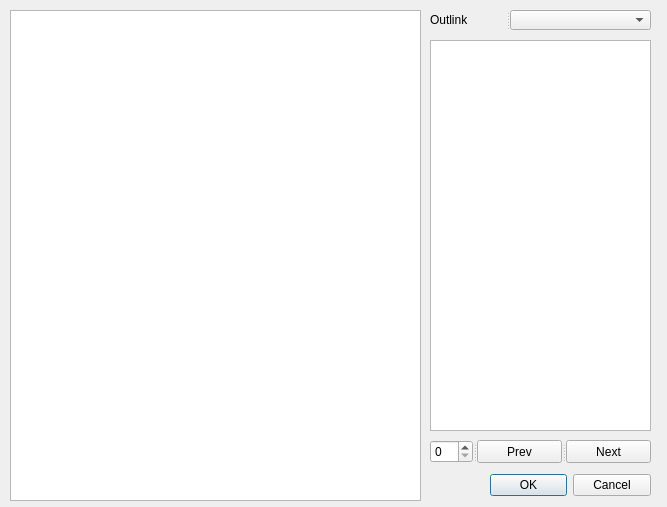
Before: the Qt Designer form Suntec/QgisPyPlugin/RdbViewer/SpotguideShowImageDlgDesign.ui in 15831944/tphProjects, drawn with Qt 5.
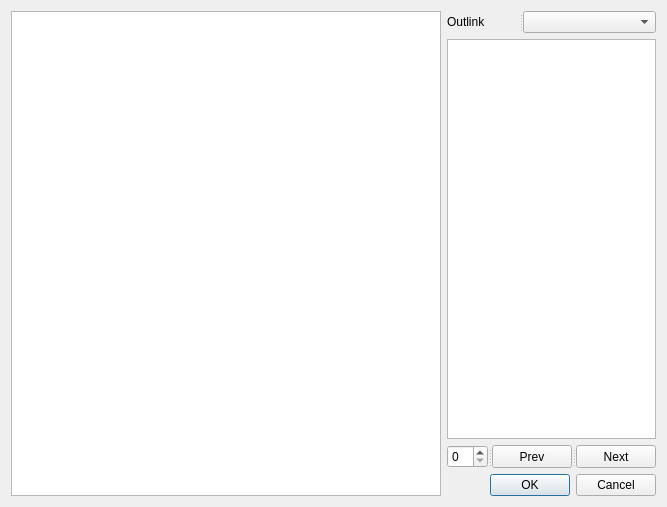
After: the same form once the commit is applied.

Commit message: resize event reflection

Diff of the .ui file:
```diff
--- a/Suntec/QgisPyPlugin/RdbViewer/SpotguideShowImageDlgDesign.ui
+++ b/Suntec/QgisPyPlugin/RdbViewer/SpotguideShowImageDlgDesign.ui
@@ -13,59 +13,35 @@
   <property name="windowTitle">
    <string>Spotguide Image</string>
   </property>
-  <widget class="QSplitter" name="splitter">
-   <property name="geometry">
-    <rect>
-     <x>490</x>
-     <y>470</y>
-     <width>161</width>
-     <height>31</height>
-    </rect>
-   </property>
+  <layout class="QGridLayout" name="gridLayout" columnstretch="3,1">
+   <item row="0" column="0" rowspan="4">
+    <widget class="QGraphicsView" name="graphicsViewShowImage"/>
+   </item>
+   <item row="0" column="1">
+    <widget class="QSplitter" name="splitter_3">
    <property name="orientation">
     <enum>Qt::Horizontal</enum>
    </property>
-   <widget class="QDialogButtonBox" name="button_box">
-    <property name="orientation">
-     <enum>Qt::Horizontal</enum>
-    </property>
-    <property name="standardButtons">
-     <set>QDialogButtonBox::Cancel|QDialogButtonBox::Ok</set>
-    </property>
-   </widget>
-  </widget>
-  <widget class="QGraphicsView" name="graphicsViewShowImage">
-   <property name="geometry">
-    <rect>
-     <x>10</x>
-     <y>10</y>
-     <width>411</width>
-     <height>491</height>
-    </rect>
-   </property>
-  </widget>
+     <widget class="QLabel" name="label">
+      <property name="text">
+       <string>Outlink</string>
+      </property>
+      <property name="indent">
+       <number>-1</number>
+      </property>
+     </widget>
+     <widget class="QComboBox" name="comboBoxOutlinkid"/>
+    </widget>
+   </item>
+   <item row="1" column="1">
   <widget class="QTextEdit" name="textEditFeatureInfo">
-   <property name="geometry">
-    <rect>
-     <x>430</x>
-     <y>40</y>
-     <width>221</width>
-     <height>391</height>
-    </rect>
-   </property>
    <property name="readOnly">
     <bool>true</bool>
    </property>
   </widget>
+   </item>
+   <item row="2" column="1">
   <widget class="QSplitter" name="splitter_2">
-   <property name="geometry">
-    <rect>
-     <x>430</x>
-     <y>440</y>
-     <width>221</width>
-     <height>23</height>
-    </rect>
-   </property>
    <property name="orientation">
     <enum>Qt::Horizontal</enum>
    </property>
@@ -81,28 +57,23 @@
     </property>
    </widget>
   </widget>
-  <widget class="QSplitter" name="splitter_3">
-   <property name="geometry">
-    <rect>
-     <x>430</x>
-     <y>10</y>
-     <width>221</width>
-     <height>20</height>
-    </rect>
-   </property>
+   </item>
+   <item row="3" column="1">
+    <widget class="QSplitter" name="splitter">
+     <property name="orientation">
+      <enum>Qt::Horizontal</enum>
+     </property>
+     <widget class="QDialogButtonBox" name="button_box">
    <property name="orientation">
     <enum>Qt::Horizontal</enum>
    </property>
-   <widget class="QLabel" name="label">
-    <property name="text">
-     <string>Outlink</string>
-    </property>
-    <property name="indent">
-     <number>-1</number>
-    </property>
-   </widget>
-   <widget class="QComboBox" name="comboBoxOutlinkid"/>
-  </widget>
+      <property name="standardButtons">
+       <set>QDialogButtonBox::Cancel|QDialogButtonBox::Ok</set>
+      </property>
+     </widget>
+    </widget>
+   </item>
+  </layout>
  </widget>
  <resources/>
  <connections>
```
Lines whose indentation alone changed are shown as unchanged. The commit also changes 1 other file.
